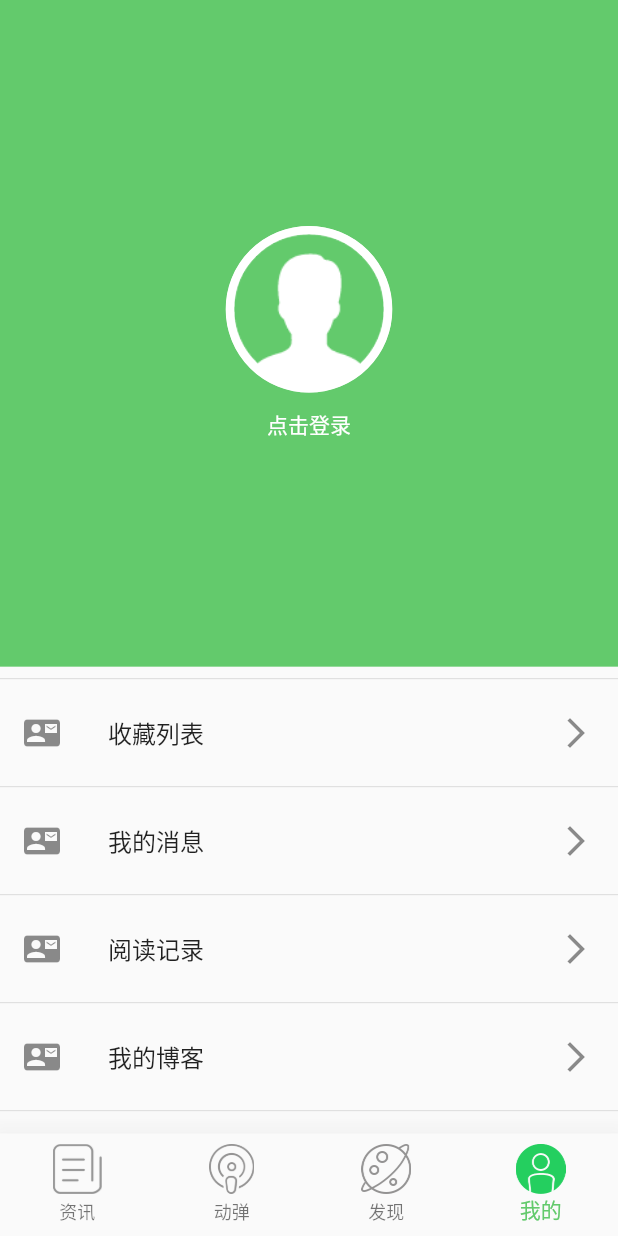
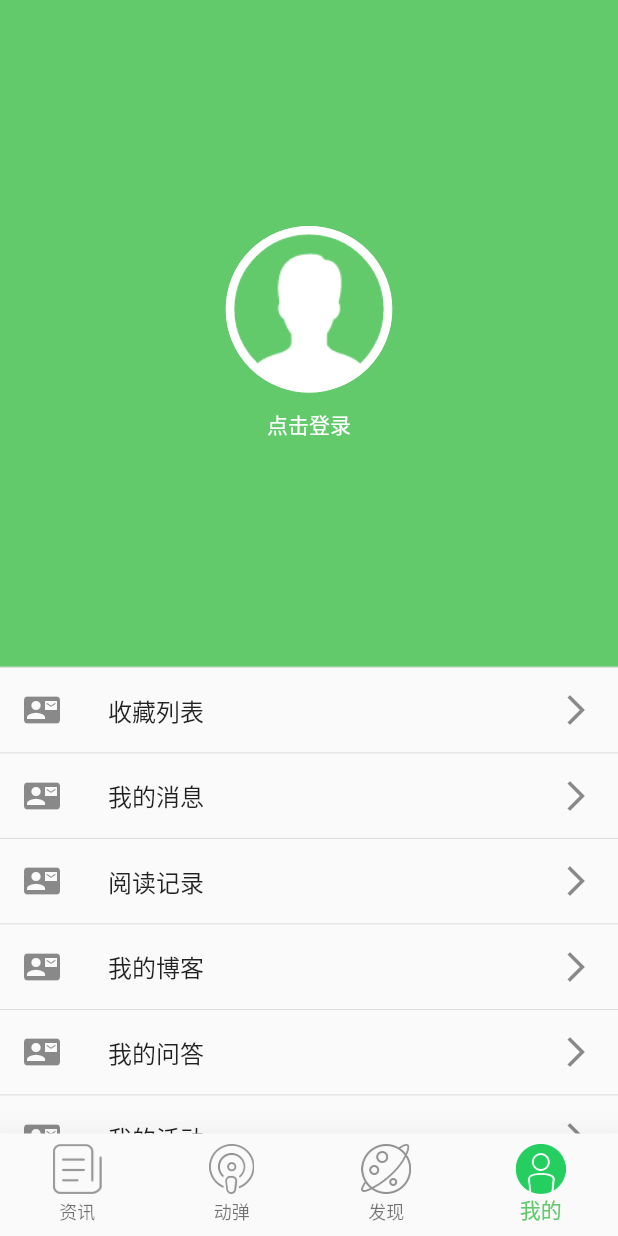
Before and after one commit to liuzeze/os_china, a Flutter app: the screen it shows after launch, item 4 of the bottom bar chosen, on a phone screen of 412 x 824 dp. Run offline on Flutter 3.47's test engine with Material 2 defaults, Android fonts, the phone set to English and light mode, and no system bars; our stand-ins replace dio, fluttertoast, image_picker, page_transition, shared_preferences; missing offline and left inert: flutter_webview_plugin; network calls fail; statements that could not run were skipped.

Commit message:
评论   ,收藏  私信

```diff
--- a/lib/ui/main.dart
+++ b/lib/ui/main.dart
@@ -23,7 +23,7 @@ class MyApp extends StatelessWidget {
   @override
   Widget build(BuildContext context) {
     return MaterialApp(
-      debugShowCheckedModeBanner: false,
+      debugShowCheckedModeBanner: true,
       title: "开源中国",
       theme: ThemeData(primaryColor: Color(ColorUtils.c_ffffff)),
       home: HomePager(),
--- a/lib/ui/page/my.dart
+++ b/lib/ui/page/my.dart
@@ -71,7 +71,7 @@ class _MyState extends State<My> {
         }
       },
       separatorBuilder: (BuildContext context, int index) {
-        return Divider();
+        return Divider(height: 1,);
       },
       itemCount: myTitle.length + 1,
     );
--- a/lib/ui/page/news.dart
+++ b/lib/ui/page/news.dart
@@ -43,8 +43,7 @@ class _NewsState extends State<News> with SingleTickerProviderStateMixin {
         centerTitle: true,
         automaticallyImplyLeading: false,
         title: Container(
-          padding:
-              EdgeInsets.only(top: ScreenUtil.instance.statusBarHeight - 10),
+
           alignment: Alignment.bottomCenter,
           child: Column(
             crossAxisAlignment: CrossAxisAlignment.center,
@@ -52,7 +51,7 @@ class _NewsState extends State<News> with SingleTickerProviderStateMixin {
             children: <Widget>[
               Text('资讯'),
               SizedBox(
-                height: 10,
+                height: 9,
               ),
               Divider(
                 height: 1,
```
Also changed, not shown: lib/ui/page/tweet.dart (+2 -11 lines), lib/ui/page/tweet_detail.dart (+22 -8 lines).
